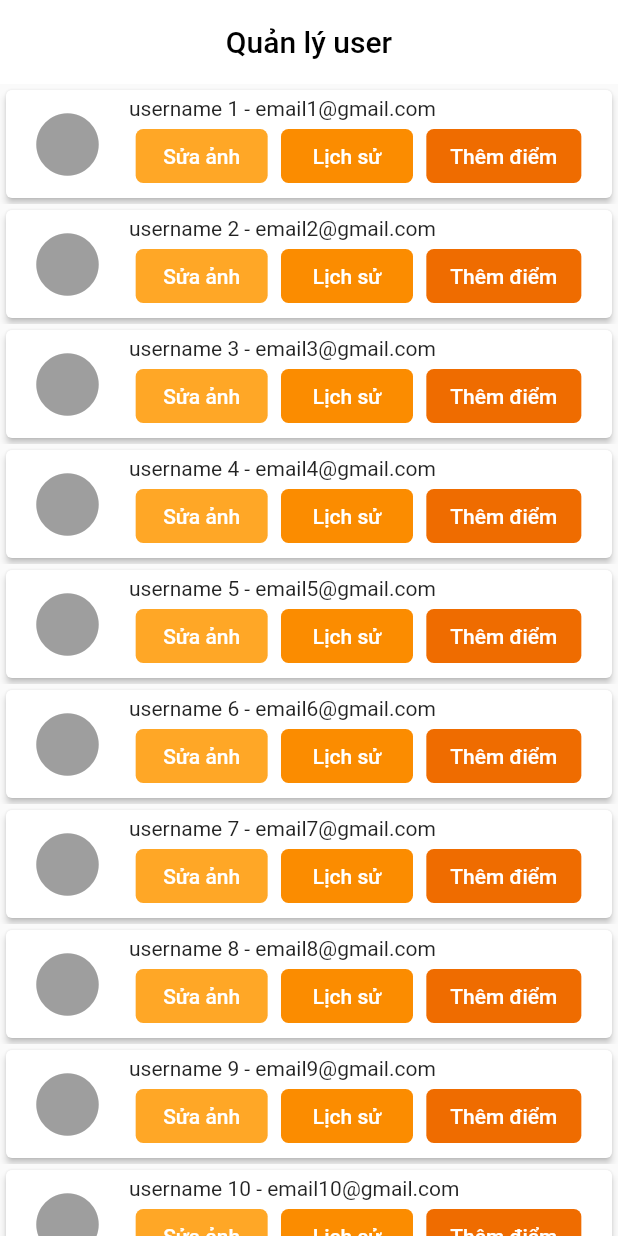
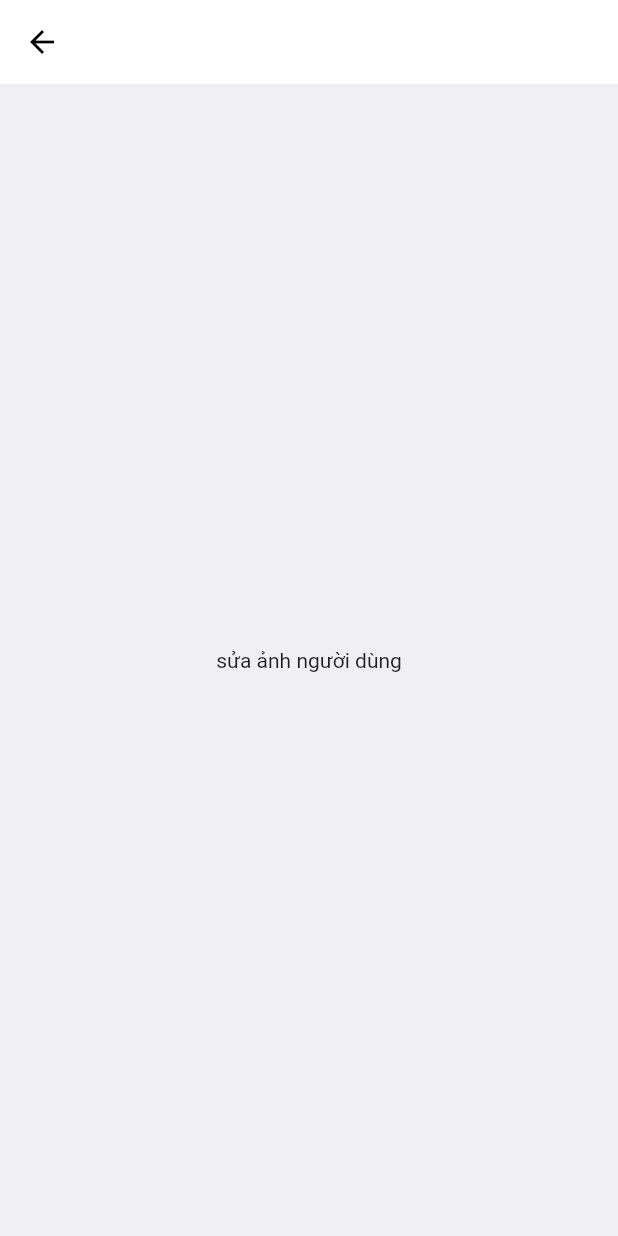
Before and after one commit to tientranzt/car_rent_flutter, a Flutter app: the UserListPage screen opened by its route, after a tap on "Sửa ảnh", on a phone screen of 412 x 824 dp. Run offline on Flutter 3.47's test engine with Material 2 defaults, Android fonts, the phone set to English and light mode, and no system bars; our stand-ins replace cloud_firestore, email_validator, firebase_auth, firebase_core, firebase_storage, google_maps_flutter and 1 more; accounts and stored records are empty.

Commit message:
add sub page

```diff
--- a/lib/src/page/admin/addcategory/add_news_page.dart
+++ b/lib/src/page/admin/addcategory/add_news_page.dart
@@ -9,6 +9,7 @@ class AddCategoryNewsPage extends StatefulWidget {
 }
 
 class _AddCategoryNewsPageState extends State<AddCategoryNewsPage> {
+
   TextEditingController textTitleEditingController = TextEditingController();
   TextEditingController textContentEditingController = TextEditingController();
 
@@ -81,7 +82,7 @@ class _AddCategoryNewsPageState extends State<AddCategoryNewsPage> {
                       ),
                       TextField(
                         controller: textContentEditingController,
-                        maxLines: 20,
+                        maxLines: 16,
                         decoration: InputDecoration(
                           hintText: "Nội dung",
                         ),
@@ -119,7 +120,10 @@ class _AddCategoryNewsPageState extends State<AddCategoryNewsPage> {
                           )
                         ],
                       ),
-                      FlatButton(
+                      Container(
+                        width: double.infinity,
+                        child: FlatButton(
+
                           onPressed: () {
                             print(textTitleEditingController.text);
                             print(textContentEditingController.text);
@@ -130,6 +134,7 @@ class _AddCategoryNewsPageState extends State<AddCategoryNewsPage> {
                           ),
                           color: Colors.orange,
                         ),
+                      ),
                     ],
                   ),
                 )
--- /dev/null
+++ b/lib/src/page/admin/userlist/subedit/image_edit_page.dart
@@ -0,0 +1,25 @@
+import 'package:flutter/material.dart';
+
+class ImageEditPage extends StatefulWidget {
+  @override
+  _ImageEditPageState createState() => _ImageEditPageState();
+}
+
+class _ImageEditPageState extends State<ImageEditPage> {
+  @override
+  Widget build(BuildContext context) {
+    return Scaffold(
+      backgroundColor: Color(0xffF0EFF4),
+      appBar: AppBar(
+        iconTheme: IconThemeData(color: Colors.black),
+        elevation: 0,
+        backgroundColor: Colors.white,
+      ),
+      body: Container(
+        child: Center(
+          child: Text("sửa ảnh người dùng"),
+        ),
+      ),
+    );
+  }
+}
--- a/lib/src/page/admin/userlist/user_list_page.dart
+++ b/lib/src/page/admin/userlist/user_list_page.dart
@@ -1,3 +1,6 @@
+import 'package:cart_rent/src/page/admin/userlist/subedit/add_history_page.dart';
+import 'package:cart_rent/src/page/admin/userlist/subedit/add_score_page.dart';
+import 'package:cart_rent/src/page/admin/userlist/subedit/image_edit_page.dart';
 import 'package:flutter/cupertino.dart';
 import 'package:flutter/material.dart';
 
@@ -41,13 +44,19 @@ class _UserListPageState extends State<UserListPage> {
                           children: [
                             FlatButton(
                               shape: RoundedRectangleBorder(borderRadius: BorderRadius.circular(5)),
-                                color: Colors.orange[400],onPressed: (){ }, child: Text("Sửa ảnh", style: TextStyle(color: Colors.white),)),
+                                color: Colors.orange[400],onPressed: (){
+                                Navigator.push(context, MaterialPageRoute(builder: (context) => ImageEditPage()));
+                            }, child: Text("Sửa ảnh", style: TextStyle(color: Colors.white),)),
                             FlatButton(
                                 shape: RoundedRectangleBorder(borderRadius: BorderRadius.circular(5)),
-                                color: Colors.orange[600],onPressed: (){ }, child: Text("Lịch sử", style: TextStyle(color: Colors.white),)),
+                                color: Colors.orange[600],onPressed: (){
+                              Navigator.push(context, MaterialPageRoute(builder: (context) => AddHistoryPage()));
+                            }, child: Text("Lịch sử", style: TextStyle(color: Colors.white),)),
                             FlatButton(
                                 shape: RoundedRectangleBorder(borderRadius: BorderRadius.circular(5)),
-                                color: Colors.orange[800],onPressed: (){ }, child: Text("Thêm điểm", style: TextStyle(color: Colors.white),)),
+                                color: Colors.orange[800],onPressed: (){
+                              Navigator.push(context, MaterialPageRoute(builder: (context) => AddScorePage()));
+                            }, child: Text("Thêm điểm", style: TextStyle(color: Colors.white),)),
                           ],
                         ),
 
--- a/lib/src/page/home/home_page.dart
+++ b/lib/src/page/home/home_page.dart
@@ -85,7 +85,6 @@ class _HomePageState extends State<HomePage> {
         flagRunIndexChange = false;
       });
     }
-
 
 
     List<Widget> contentBody = [
```
Also changed, not shown: lib/src/page/admin/addcar/add_car_page.dart (+6 -1 lines), lib/src/page/admin/userlist/subedit/add_history_page.dart (added, +25 -0 lines), lib/src/page/admin/userlist/subedit/add_score_page.dart (added, +24 -0 lines). Lines whose indentation alone changed are shown as unchanged.
